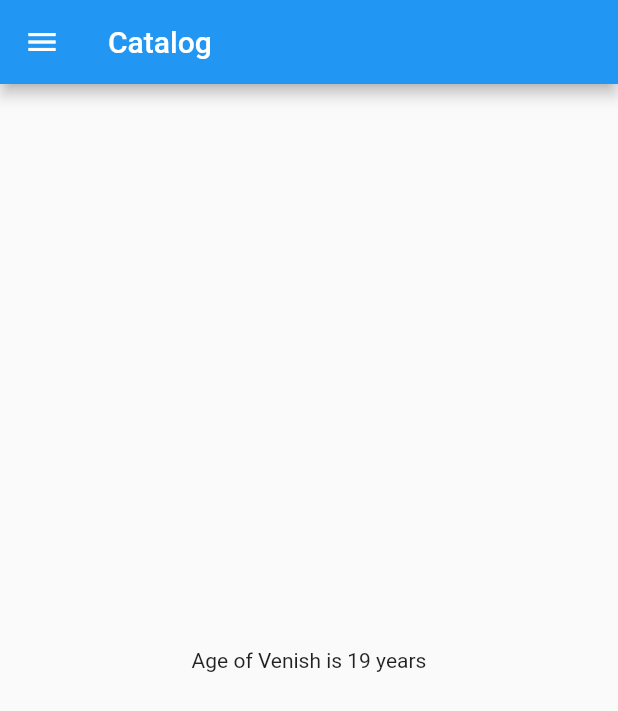
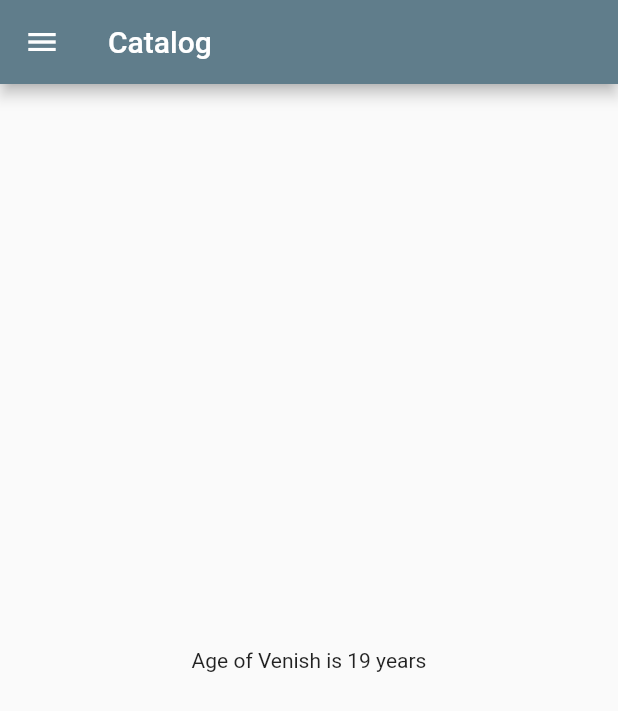
Before and after one commit to sureliyaVenish/30DaysofFlutter, a Flutter app: the screen it shows after launch, on a phone screen of 412 x 824 dp. Shown: the top 711 px of the screen. Run offline on Flutter 3.47's test engine with Material 2 defaults, Android fonts, the light colour scheme and no system bars.

Commit message:
Day 3 Completed

```diff
--- a/lib/main.dart
+++ b/lib/main.dart
@@ -1,8 +1,9 @@
 import 'package:flutter/material.dart';
-import 'package:my_first_application/home.dart';
+import 'package:my_first_application/pages/home.dart';
+import 'package:my_first_application/pages/login.dart';
 
 void main(List<String> args) {
-  runApp(MyApp());
+  runApp(const MyApp());
 }
 
 class MyApp extends StatelessWidget {
@@ -10,9 +11,18 @@ class MyApp extends StatelessWidget {
 
   @override
   Widget build(BuildContext context) {
-
     return MaterialApp(
-      home: Home(),
+      themeMode: ThemeMode.light,
+      theme: ThemeData(primarySwatch: Colors.blueGrey),
+      darkTheme: ThemeData(
+        brightness: Brightness.dark,
+      ),
+      initialRoute: "/home",
+      routes: {
+        "/": (context) => const Login(),
+        "/home": (context) => Home(),
+        "/login": (context) => const Login(),
+      },
     );
   }
 }
--- a/lib/home.dart
+++ b/lib/pages/home.dart
@@ -10,7 +10,7 @@ class Home extends StatelessWidget {
   Widget build(BuildContext context) {
     return Scaffold(
       appBar: AppBar(
-        title: Text("Catalog"),
+        title: const Text("Catalog"),
       ),
       body: Center(
         child: Container(
```
Also changed, not shown: lib/pages/login.dart (added, +22 -0 lines).
